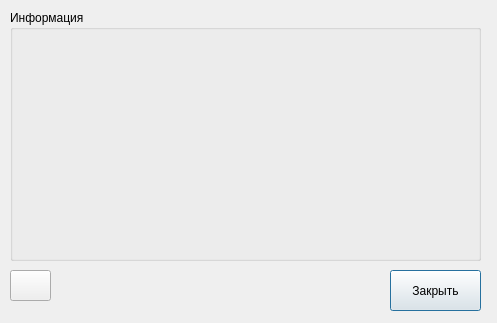
Old version of the form VTeatre/about.ui in the repository sashaserg/Cursovaya.
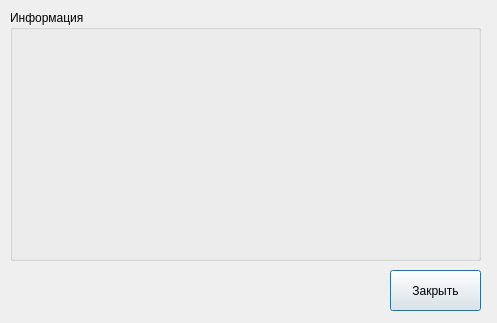
New version of the form.

What changed in the file:
```diff
--- a/VTeatre/about.ui
+++ b/VTeatre/about.ui
@@ -39,19 +39,6 @@
     <string>Информация</string>
    </property>
   </widget>
-  <widget class="QPushButton" name="pushButton_2">
-   <property name="geometry">
-    <rect>
-     <x>10</x>
-     <y>270</y>
-     <width>41</width>
-     <height>31</height>
-    </rect>
-   </property>
-   <property name="text">
-    <string/>
-   </property>
-  </widget>
  </widget>
  <resources/>
  <connections/>
```
